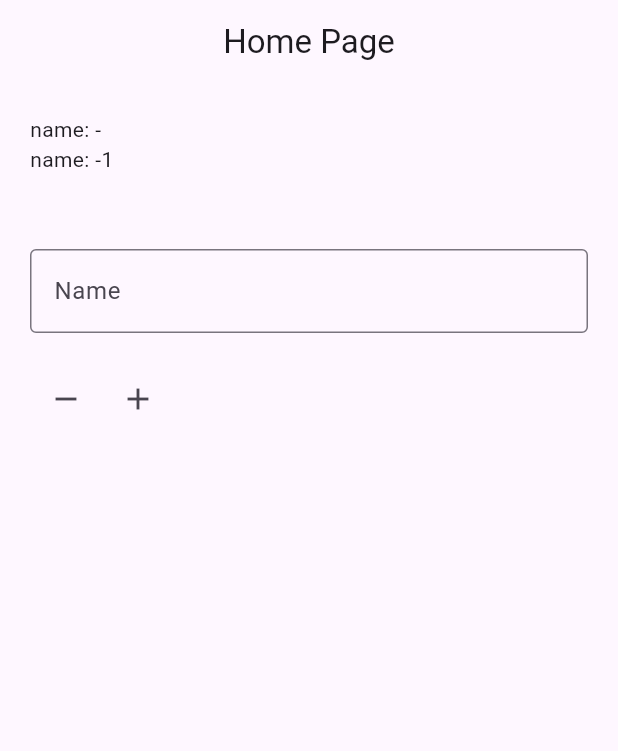
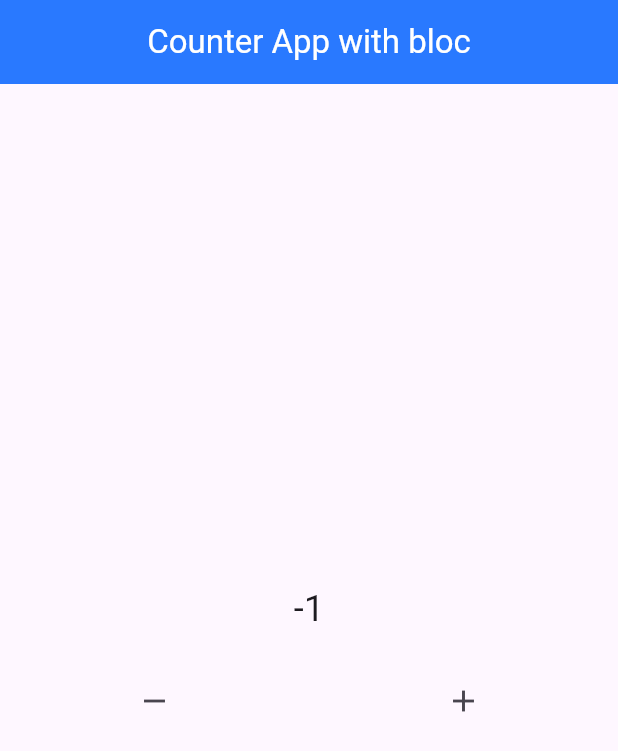
Before and after one commit to AlsoKnownAsZira/zira-bloc, a Flutter app: the screen it shows after launch, after a tap on the "remove" icon, on a phone screen of 412 x 824 dp. Shown: the top 751 px of the screen. Run offline on Flutter 3.47's test engine with Material 3 defaults, Android fonts, the phone set to English and light mode, and no system bars; our stand-ins replace bloc, flutter_bloc.

Commit message:
16.17 enum class and observer BLOC

```diff
--- a/lib/app.dart
+++ /dev/null
@@ -1,20 +0,0 @@
-import 'package:flutter/material.dart';
-import 'package:flutter_bloc/flutter_bloc.dart';
-import 'package:zira_bloc/bloc/theme.dart';
-import 'package:zira_bloc/pages/home_page.dart';
-
-class App extends StatelessWidget {
-  const App({super.key});
-
-  @override
-  Widget build(BuildContext context) {
-    return BlocBuilder<ThemeBloc, bool>(
-      builder: (context, state) {
-        return MaterialApp(
-          theme: state ? ThemeData.light() : ThemeData.dark(),
-          home: homePage(),
-        );
-      },
-    );
-  }
-}
--- a/lib/bloc/counter.dart
+++ b/lib/bloc/counter.dart
@@ -1,26 +1,34 @@
 import 'package:bloc/bloc.dart';
+import 'package:flutter_bloc/flutter_bloc.dart';
+import 'counterEvent.dart';
 
-class Counter extends Cubit<int> {
-  int initialData;
-  Counter({this.initialData = 0}): super(initialData); //initialdata is optional, we can use super(0) as well, but this approach is more readable
-
-  void incrementData() {
-    emit(state + 1); //no need to use yield
+class CounterBloc extends Bloc<CounterEvent, int> {
+  CounterBloc() : super(0) {
+    on<CounterEvent>((event, emit) {
+      switch (event) {
+        case CounterEvent.increment:
+          emit(state + 1);
+          break;
+        case CounterEvent.decrement:
+          emit(state - 1);
+          break;
+      }
+    });
   }
-
-  void decrementData() {
-    emit(state - 1);
+  @override
+  void onChange(Change) {
+    print(Change);
   }
 
   @override
-  void onChange(Change<int> change) {
-    super.onChange(change);
-    print(change);
+  void onError(Object error, StackTrace stackTrace) {
+    print(error);
+    print(stackTrace);
+  }
 
-  }
   @override
-  void onError(Object error, StackTrace stackTrace) {
-    super.onError(error, stackTrace);
-    print(error);
+  void onTransition(Transition<CounterEvent, int> transition) {
+
+   print(transition);
   }
 }
--- /dev/null
+++ b/lib/bloc/counterEvent.dart
@@ -0,0 +1 @@
+enum CounterEvent { increment, decrement }
--- a/lib/bloc/theme.dart
+++ /dev/null
@@ -1,8 +0,0 @@
-import 'package:bloc/bloc.dart';
-
-class ThemeBloc extends Cubit<bool> {
-  // true -> light; false -> dark
-  ThemeBloc() : super(true);
-
-  void changeTheme() => emit(!state);
-}
--- a/lib/bloc/user.dart
+++ /dev/null
@@ -1,14 +0,0 @@
-import 'package:bloc/bloc.dart';
-import 'package:flutter_bloc/flutter_bloc.dart';
-
-class UserBloc extends Cubit<Map<String, dynamic>> {
-  UserBloc() : super({"name": "-", "age": 0}); //declaring the super value
-
-  void changeName(String newName) {
-    emit({"name": newName, "age": state["age"]});
-  }
-
-  void changeAge(int newAge) {
-    emit({"name": state["name"], "age": newAge});
-  }
-}
--- a/lib/main.dart
+++ b/lib/main.dart
@@ -1,33 +1,18 @@
 import 'package:flutter/material.dart';
 import 'package:flutter_bloc/flutter_bloc.dart';
-import 'package:zira_bloc/app.dart';
-import 'package:zira_bloc/bloc/counter.dart';
-import 'package:zira_bloc/bloc/theme.dart';
-import 'package:zira_bloc/bloc/user.dart';
-import 'package:zira_bloc/pages/home_page.dart';
+import 'package:zira_bloc/pages/home.dart';
 
 void main() {
   runApp(MyApp());
 }
 
 class MyApp extends StatelessWidget {
-  MyApp({super.key});
+  const MyApp({super.key});
 
   @override
   Widget build(BuildContext context) {
-    // return MultiBlocProvider(providers: [
-    //   BlocProvider(
-    //     create: (context) => Counter(),
-    //   ),
-    //   BlocProvider(
-    //     create: (context) => ThemeBloc(),
-    //   ),
-    // ], child: App());
-    return MaterialApp(
-      home: BlocProvider(
-        create: (context) => UserBloc(),
-        child: const homePage(),
-      ),
+    return  MaterialApp(
+      home: HomePage(),
     );
   }
 }
--- /dev/null
+++ b/lib/pages/home.dart
@@ -0,0 +1,53 @@
+import 'package:flutter/material.dart';
+import 'package:flutter_bloc/flutter_bloc.dart';
+import 'package:zira_bloc/bloc/counter.dart';
+import 'package:zira_bloc/bloc/counterEvent.dart';
+class HomePage extends StatelessWidget {
+  HomePage({super.key});
+  final CounterBloc counterB = CounterBloc();
+  @override
+  Widget build(BuildContext context) {
+    return Scaffold(
+      appBar: AppBar(
+        centerTitle: true,
+        title: const Text('Counter App with bloc',style: TextStyle(color: Colors.white),),
+        backgroundColor: Colors.blueAccent.shade400,
+      ),
+      body: Center(
+        child: Column(
+          mainAxisAlignment: MainAxisAlignment.center,
+          children: [
+
+            BlocBuilder<CounterBloc,int>(
+              bloc: counterB,
+              builder: (context, state) {
+                return Text(
+                  '$state',
+                  style: const TextStyle(fontSize: 24),
+                );
+              },
+            ),
+            const SizedBox(height: 20),
+            Row(
+              mainAxisAlignment: MainAxisAlignment.spaceAround,
+              children: [
+                IconButton(
+                  icon: const Icon(Icons.remove),
+                  onPressed: () {
+                    counterB.add(CounterEvent.decrement);
+                  },
+                ),
+                IconButton(
+                  icon: const Icon(Icons.add),
+                  onPressed: () {
+                    counterB.add(CounterEvent.increment);
+                  },
+                ),
+              ],
+            )
+          ],
+        ),
+      ),
+    );
+  }
+}
--- a/lib/pages/home_page.dart
+++ /dev/null
@@ -1,93 +0,0 @@
-import 'package:flutter/material.dart';
-import 'package:zira_bloc/bloc/counter.dart';
-import 'package:flutter_bloc/flutter_bloc.dart';
-import 'package:zira_bloc/bloc/theme.dart';
-import 'package:zira_bloc/bloc/user.dart';
-
-class homePage extends StatelessWidget {
-  const homePage({super.key});
-
-  @override
-  Widget build(BuildContext context) {
-    // Counter myCounter = context.read<Counter>();
-    // ThemeBloc myTheme = context.read<ThemeBloc>();
-    UserBloc myUser = context.read<UserBloc>();
-    return Scaffold(
-        appBar: AppBar(
-          // backgroundColor: myTheme.state ? Colors.blue : Colors.grey,
-          centerTitle: true,
-          title: Text(
-            'Home Page',
-            // style: TextStyle(
-            //     color: myTheme.state
-            //         ? const Color.fromARGB(255, 115, 115, 115)
-            //         : Colors.white),
-          ),
-        ),
-        body: ListView(
-          padding: const EdgeInsets.all(20),
-          children: [
-            //using BlocBuilder will rebuild all widget when the state changes, which quite inefficient compared to blocselector
-            // BlocBuilder<UserBloc, Map<String, dynamic>>(
-            //   bloc: myUser,
-            //   builder: (context, state) {
-            //     print("NAME BUILT");
-            //     return Text("name: ${state['name']}");
-            //   },
-            // ),
-            // BlocBuilder<UserBloc, Map<String, dynamic>>(
-            //   bloc: myUser,
-            //   builder: (context, state) {
-            //     print("AGE BUILT");
-            //     return Text("age: ${state['age']}");
-            //   },
-            // ),
-            BlocSelector<UserBloc, Map<String, dynamic>, String>(
-              selector: (state) => state['name'],
-              builder: (context, state) {
-                print("Name BUILT");
-                return Text("name: $state");
-              },
-            ),
-            BlocSelector<UserBloc, Map<String, dynamic>, int>(
-              selector: (state) => state['age'],
-              builder: (context, state) {
-                print("AGE BUILT");
-                return Text("name: $state");
-              },
-            ),
-            const SizedBox(
-              height: 50,
-            ),
-            TextField(
-              onChanged: (value) {
-                myUser.changeName(value);
-              },
-              decoration: const InputDecoration(
-                border: OutlineInputBorder(),
-                labelText: "Name",
-              ),
-            ),
-            const SizedBox(
-              height: 20,
-            ),
-            Row(
-              children: [
-                IconButton(
-                  onPressed: () {
-                    myUser.changeAge(myUser.state["age"] - 1);
-                  },
-                  icon: const Icon(Icons.remove),
-                ),
-                IconButton(
-                  onPressed: () {
-                    myUser.changeAge(myUser.state["age"] + 1);
-                  },
-                  icon: const Icon(Icons.add),
-                ),
-              ],
-            ),
-          ],
-        ));
-  }
-}
```
